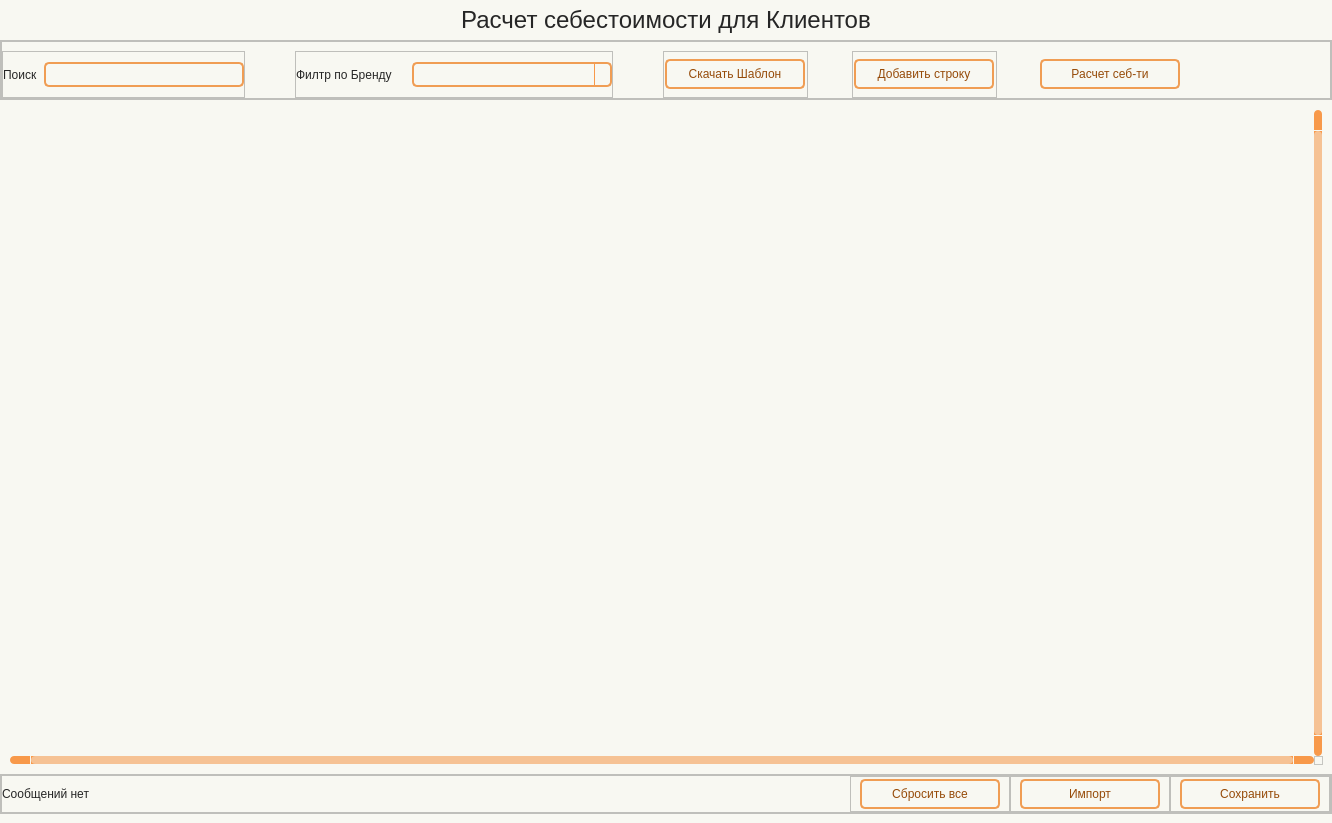
Before: the Qt Designer form app/ui/windows/customer_costs.ui in Masik84/Procurement_app, drawn with Qt 5.
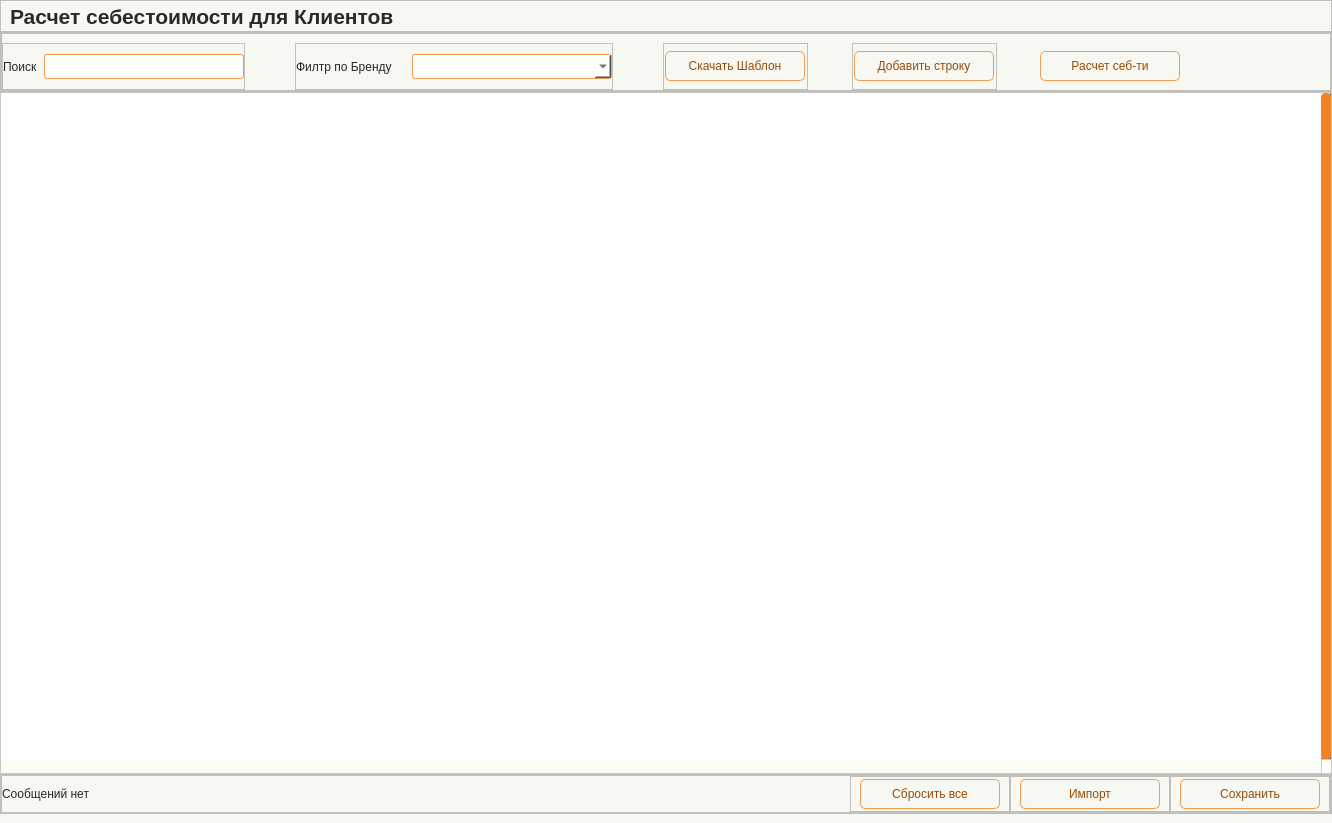
After: the same form once the commit is applied. Icons and pictures are not drawn.

The edit to the form file:
```diff
--- a/app/ui/windows/customer_costs.ui
+++ b/app/ui/windows/customer_costs.ui
@@ -19,7 +19,9 @@
   <property name="font">
    <font>
     <family>Tahoma</family>
-    <pointsize>8</pointsize>
+    <pointsize>10</pointsize>
+    <italic>false</italic>
+    <bold>false</bold>
    </font>
   </property>
   <property name="contextMenuPolicy">
@@ -29,411 +31,85 @@
    <string>Form</string>
   </property>
   <property name="styleSheet">
-   <string notr="true">Form.QWidget{border: 2px solid #f28223;}
+   <string notr="true">/* ===== BASE PREVIEW STYLE FOR DESIGNER ===== */
 
-QWidget{
-	background-color: #f8f8f2;
+QWidget {
+    background-color: #f8f8f2;
+    color: #262626;
+    font: 10pt &quot;Tahoma&quot;;
 }
 
-#Title_label.QLabel {
-color: #262626;
-font: 18pt &quot;Tahoma&quot;;
-}
+/* ===== LABELS ===== */
 
 QLabel {
-color: #262626;
-font: 10pt &quot;Tahoma&quot;;
+    color: #262626;
 }
 
+#Title_label {
+    font: 16pt &quot;Tahoma&quot;;
+    font-weight: 700;
+    color: #2D2A26;
+}
+
+QLabel#label_filter_title {
+    font: 14pt &quot;Tahoma&quot;;
+    font-weight: 700;
+}
+
+/* ===== INPUTS ===== */
+
+QLineEdit, QComboBox, QDateEdit {
+    border: 1px solid #f09d54;
+    border-radius: 3px;
+    padding: 2px;
+    background-color: #ffffff;
+    color: #262626;
+}
+
+/* ===== BUTTONS ===== */
+
 QPushButton {
-	border: 2px solid #f09d54;
-	border-radius: 5px;
-	background-color: #f8f8f2;
-	color: #964b09;
-	font: 10pt &quot;Tahoma&quot;;
-}
-
-QPushButton:hover {
-	background-color: #f28223;
-	color: #ffffff;
-}
-
-QPushButton:pressed {
-	background-color: #f28223;
-	border: 2px solid #f28223;
-	color: #ffffff;
-}
-
-
-QTableWidget {	
-	background-color: #f8f8f2;
-	padding: 10px;
-	border-radius: 5px;
-	gridline-color: #f8994a;
-    outline: none;
-	color: #262626;
-}
-QTableWidget::item{
-	border-color: #f8994a;
-	padding-left: 5px;
-	padding-right: 5px;
-	gridline-color: #f8994a;
-	color: #262626;
-	padding: 1px;
-    font: 7pt &quot;Tahoma&quot;; 
-}
-QTableWidget::item:selected{
-	background-color: #f28223;
-    color: #ffffff;
-}
-QTableWidget::item:editable {
-	background-color: #fff5cc;
-	border: #ffffff;
-}
-QTableWidget::item:focus {
-	background-color: #f28223;
-	border: 2px solid #ffffff;
-}
-QHeaderView::section{
-	background-color: #f8f8f2;
-	border: none;
-	border-style: none;
-}
-QTableWidget::horizontalHeader {	
-	background-color: #f8994a;
-	font: 10pt &quot;Tahoma&quot;;
-}
-QHeaderView::section:horizontal {
-    border: 1px solid #f8994a;
-	background-color: #ffd4af;
-	padding: 3px;
-	border-top-left-radius: 7px;
-    border-top-right-radius: 7px;
-    color: #262626;
-}
-QHeaderView::section:vertical {
-    border: 1px solid #f8994a;
-	color: #262626;
-}
-
-QLineEdit {
-	background-color: #f8f8f2;
-	border-radius: 5px;
-	border: 2px solid #f09d54;
-	padding-left: 10px;
-	selection-color: rgb(255, 255, 255);
-	selection-background-color: #f28223;
-    color: #262626;
-}
-QLineEdit:hover {
-	border: 2px solid #f28223;
-}
-QLineEdit:focus {
-	border: 2px solid #f28223;
-}
-
-/* Стили для множественного выбора */
-QListWidget {
-    background-color: #f8f8f2;
-    border: 2px solid #f09d54;
-    border-radius: 5px;
-    color: #262626;
-    font: 10pt &quot;Tahoma&quot;;
-}
-
-QListWidget::item {
-    padding: 5px;
-    border-bottom: 1px solid #f8994a;
-}
-
-QListWidget::item:selected {
-    background-color: #f28223;
-    color: #ffffff;
-}
-
-QListWidget::item:hover {
-    background-color: #ffd4af;
-}
-
-/* Улучшенная видимость чекбоксов */
-QCheckBox::indicator {
-    width: 16px;
-    height: 16px;
-}
-
-QCheckBox::indicator:unchecked {
-    border: 2px solid #f09d54;
-    background-color: #f8f8f2;
-    border-radius: 3px;
-}
-
-QCheckBox::indicator:checked {
-    border: 2px solid #f28223;
-    background-color: #f28223;
-    border-radius: 3px;
-    image: url(:/icon/icon/check.svg);
-}
-
-QCheckBox::indicator:hover {
-    border: 2px solid #f28223;
-}
-
-QComboBox {
-	background-color: #f8f8f2;
-	border-radius: 5px;
-	border: 2px solid #f09d54;
-	padding-left: 10px;
-	selection-color: #f28223;
-	selection-background-color: #f28223;
-    color: #262626;
-	font: 9pt &quot;Tahoma&quot;;
-}
-QComboBox:hover {
-	border: 2px solid #f28223;
-	
-}
-QComboBox:focus {
-	border: 2px solid #f28223;
-}
-
-QComboBox QAbstractItemView::item {
-	color: #262626;
-}
-QComboBox QAbstractItemView::item::selected {
-	background-color: #f09d54;
-	color: #ffffff;
-}
-
-QComboBox::down-arrow {
-	
-	image: url(:/icon/icon/chevron-down — копия — копия.svg);
-}
-QComboBox::drop-down {
-    subcontrol-origin: padding;
-    subcontrol-position: top right;
-    width: 15px;
-    border-left-width: 1px;
-    border-left-color: #f8994a;
-    border-left-style: solid; /* just a single line */
-    border-top-right-radius: 3px; /* same radius as the QComboBox */
-    border-bottom-right-radius: 3px;
-	color: #262626;
-}
-
-QScrollBar:horizontal {
-    border: none;
-    background: #f8994a;
-    height: 8px;
-    margin: 0px 21px 0 21px;
-	border-radius: 0px;
-}
-QScrollBar::handle:horizontal {
-    background: #f6c294;
-    min-width: 20px;
-	border-radius: 4px
-}
-QScrollBar::add-line:horizontal {
-    border: none;
-    background: #f8994a;
-    width: 20px;
-	border-top-right-radius: 4px;
-    border-bottom-right-radius: 4px;
-    subcontrol-position: right;
-    subcontrol-origin: margin;
-}
-QScrollBar::sub-line:horizontal {
-    border: none;
-    background: #f8994a;
-    width: 20px;
-	border-top-left-radius: 4px;
-    border-bottom-left-radius: 4px;
-    subcontrol-position: left;
-    subcontrol-origin: margin;
-}
-QScrollBar::up-arrow:horizontal, QScrollBar::down-arrow:horizontal
-{
-     background: none;
-}
-QScrollBar::add-page:horizontal, QScrollBar::sub-page:horizontal
-{
-     background: none;
-}
- QScrollBar:vertical {
-	border: none;
-    background-color: #f8994a;
-    width: 8px;
-    margin: 21px 0 21px 0;
-	border-radius: 0px;
- }
- QScrollBar::handle:vertical {	
-	background: #f6c294;
-    min-height: 25px;
-	border-radius: 4px
- }
- QScrollBar::add-line:vertical {
-     border: none;
-    background: #f8994a;
-     height: 20px;
-	border-bottom-left-radius: 4px;
-    border-bottom-right-radius: 4px;
-     subcontrol-position: bottom;
-     subcontrol-origin: margin;
- }
- QScrollBar::sub-line:vertical {
-	border: none;
-    background: #f8994a;
-     height: 20px;
-	border-top-left-radius: 4px;
-    border-top-right-radius: 4px;
-     subcontrol-position: top;
-     subcontrol-origin: margin;
- }
- QScrollBar::up-arrow:vertical, QScrollBar::down-arrow:vertical {
-     background: none;
- }
-
- QScrollBar::add-page:vertical, QScrollBar::sub-page:vertical {
-     background: none;
- }
-
-QDateEdit {
-    background-color: #f8f8f2;
-    border-radius: 5px;
-    border: 2px solid #f09d54;
-    padding-left: 10px; /* Add left padding */
-    padding-right: 10px; /* Add right padding to accommodate the dropdown arrow */
-    color: #262626;
-    font: 10pt &quot;Tahoma&quot;;
-    min-width: 80px; /* Minimum width to prevent text clipping */
-}
-
-QDateEdit:hover {
-    border: 2px solid #f28223;
-}
-
-QDateEdit:focus {
-    border: 2px solid #f28223;
-}
-
-QDateEdit::drop-down {
-    subcontrol-origin: padding;
-    subcontrol-position: top right;
-    width: 25px; /* Keep the dropdown arrow width */
-    border-left-width: 1px;
-    border-left-color: #f8994a;
-    border-left-style: solid;
-    border-top-right-radius: 3px;
-    border-bottom-right-radius: 3px;
-    background-color: #f8f8f2;
-}
-
-QDateEdit::down-arrow {
-	image: url(:/icon/icon/chevron-down — копия — копия.svg);
-    width: 16px;
-    height: 16px;
-}
-
-/* Calendar Styling */
-QCalendarWidget {
-    background-color: #f8f8f2;
-    border: 2px solid #f28223;
-    color: #262626;
-}
-
-QCalendarWidget QWidget {
-    color: #262626;
-}
-
-QCalendarWidget QAbstractItemView {
-    background-color: #f8f8f2;
-    selection-background-color: #f28223;
-    selection-color: #ffffff;
-}
-
-QCalendarWidget QToolButton {
-    background-color: #ffd4af;
-    color: #262626;
-    font: 10pt &quot;Tahoma&quot;;
-    border-radius: 3px;
-    padding: 5px;
-}
-
-QCalendarWidget QToolButton:hover {
-    background-color: #f28223;
-    color: #ffffff;
-}
-
-QCalendarWidget QMenu {
-    background-color: #f8f8f2;
-    border: 1px solid #f28223;
-}
-
-QCalendarWidget QSpinBox {
-    background-color: #f8f8f2;
-    color: #262626;
     border: 1px solid #f09d54;
+    border-radius: 5px;
+    background-color: #f8f8f2;
+    color: #964b09;
+    padding: 4px;
 }
 
-QCalendarWidget QSpinBox::up-button {
-    subcontrol-origin: border;
-    subcontrol-position: top right;
-    width: 15px;
-    border-left-width: 1px;
-    border-left-color: #f8994a;
-    border-left-style: solid;
-}
+/* ===== TABLE ===== */
 
-QCalendarWidget QSpinBox::down-button {
-    subcontrol-origin: border;
-    subcontrol-position: bottom right;
-    width: 15px;
-    border-left-width: 1px;
-    border-left-color: #f8994a;
-    border-left-style: solid;
+QTableWidget {
+    background-color: #ffffff;
+    gridline-color: #f28223;
+    selection-background-color: #f5d3b5;
+    selection-color: #262626;
 }
 
-QCalendarWidget QSpinBox::up-arrow {
-	image: url(:/icon/icon/chevron-up — копия — копия.svg);
-    width: 10px;
-    height: 10px;
+QHeaderView::section {
+    background-color: #f5d3b5;
+    border: 1px solid #f28223;
+    padding: 3px;
 }
 
-QCalendarWidget QSpinBox::down-arrow {
-	image: url(:/icon/icon/chevron-down — копия — копия.svg);
-    width: 10px;
-    height: 10px;
+/* ===== FRAMES ===== */
+
+QFrame#frame_LeftPanel, 
+QFrame#frame_RightPanel {
+    border: 1px solid #f28223;
+    border-radius: 5px;
 }
 
-QTabWidget::pane {
-    border: none;
+/* ===== SCROLL ===== */
+
+QScrollBar:vertical {
     background: #f8f8f2;
+    width: 10px;
 }
 
-QTabBar::tab {
-    background-color: #ffd4af;   /* как шапка таблицы */
-    color: #262626;
-    padding: 6px 12px;
-    min-height: 24px;
-    border: 1px solid #f8994a;
-    border-bottom: none;
-    margin-right: 2px;
-}
-
-QTabBar::tab:selected {
-    background-color: #f28223;
-    color: #ffffff;
-}
-
-QTabBar::tab:!selected {
-    background-color: #ffd4af;
-    color: #262626;
-}
-
-QTabBar::tab:hover:!selected {
-    background-color: #f6c294;
-    color: #262626;
-}
-</string>
+QScrollBar::handle:vertical {
+    background: #f28223;
+    border-radius: 4px;
+}</string>
   </property>
   <layout class="QHBoxLayout" name="horizontalLayout">
    <property name="spacing">
@@ -456,6 +132,9 @@
      <property name="font">
       <font>
        <family>Tahoma</family>
+       <pointsize>10</pointsize>
+       <italic>false</italic>
+       <bold>false</bold>
       </font>
      </property>
      <layout class="QVBoxLayout" name="verticalLayout_6">
@@ -472,36 +151,79 @@
        <number>0</number>
       </property>
       <item>
-       <widget class="QLabel" name="Title_label">
+       <widget class="QFrame" name="frame">
         <property name="minimumSize">
          <size>
           <width>0</width>
-          <height>40</height>
+          <height>32</height>
          </size>
         </property>
         <property name="maximumSize">
          <size>
           <width>16777215</width>
-          <height>40</height>
+          <height>32</height>
          </size>
         </property>
-        <property name="font">
-         <font>
-          <family>Tahoma</family>
-          <pointsize>18</pointsize>
-          <italic>false</italic>
-          <bold>false</bold>
-         </font>
+        <property name="frameShape">
+         <enum>QFrame::Shape::StyledPanel</enum>
         </property>
-        <property name="layoutDirection">
-         <enum>Qt::LayoutDirection::LeftToRight</enum>
+        <property name="frameShadow">
+         <enum>QFrame::Shadow::Raised</enum>
         </property>
-        <property name="text">
-         <string>Расчет себестоимости для Клиентов</string>
-        </property>
-        <property name="alignment">
-         <set>Qt::AlignmentFlag::AlignCenter</set>
-        </property>
+        <layout class="QHBoxLayout" name="horizontalLayout_2">
+         <property name="spacing">
+          <number>0</number>
+         </property>
+         <property name="topMargin">
+          <number>0</number>
+         </property>
+         <property name="bottomMargin">
+          <number>0</number>
+         </property>
+         <item>
+          <widget class="QLabel" name="Title_label">
+           <property name="minimumSize">
+            <size>
+             <width>0</width>
+             <height>30</height>
+            </size>
+           </property>
+           <property name="maximumSize">
+            <size>
+             <width>16777215</width>
+             <height>30</height>
+            </size>
+           </property>
+           <property name="font">
+            <font>
+             <family>Tahoma</family>
+             <pointsize>16</pointsize>
+             <italic>false</italic>
+             <bold>true</bold>
+            </font>
+           </property>
+           <property name="layoutDirection">
+            <enum>Qt::LayoutDirection::LeftToRight</enum>
+           </property>
+           <property name="text">
+            <string>Расчет себестоимости для Клиентов</string>
+           </property>
+          </widget>
+         </item>
+         <item>
+          <spacer name="horizontalSpacer_2">
+           <property name="orientation">
+            <enum>Qt::Orientation::Horizontal</enum>
+           </property>
+           <property name="sizeHint" stdset="0">
+            <size>
+             <width>902</width>
+             <height>20</height>
+            </size>
+           </property>
+          </spacer>
+         </item>
+        </layout>
        </widget>
       </item>
       <item>
@@ -616,6 +338,9 @@
               <property name="orientation">
                <enum>Qt::Orientation::Horizontal</enum>
               </property>
+              <property name="sizeType">
+               <enum>QSizePolicy::Policy::Fixed</enum>
+              </property>
               <property name="sizeHint" stdset="0">
                <size>
                 <width>50</width>
```
